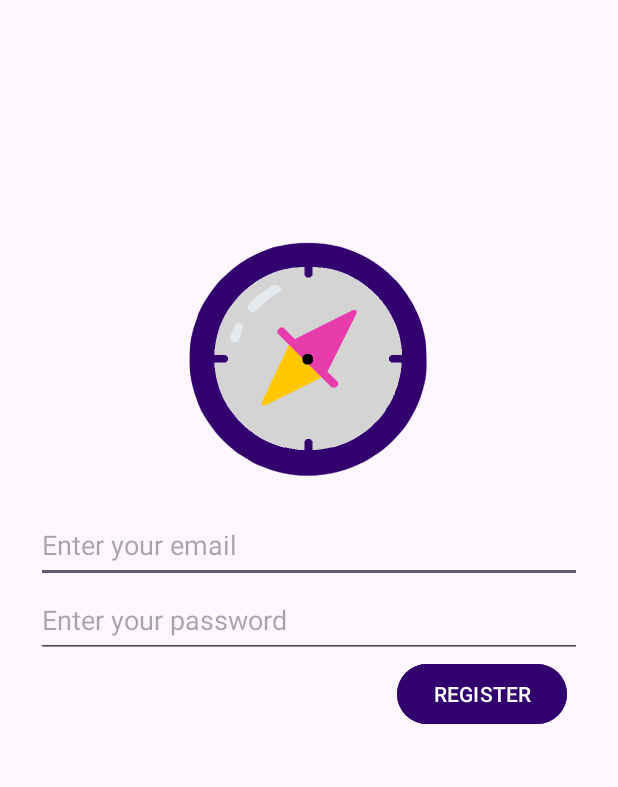
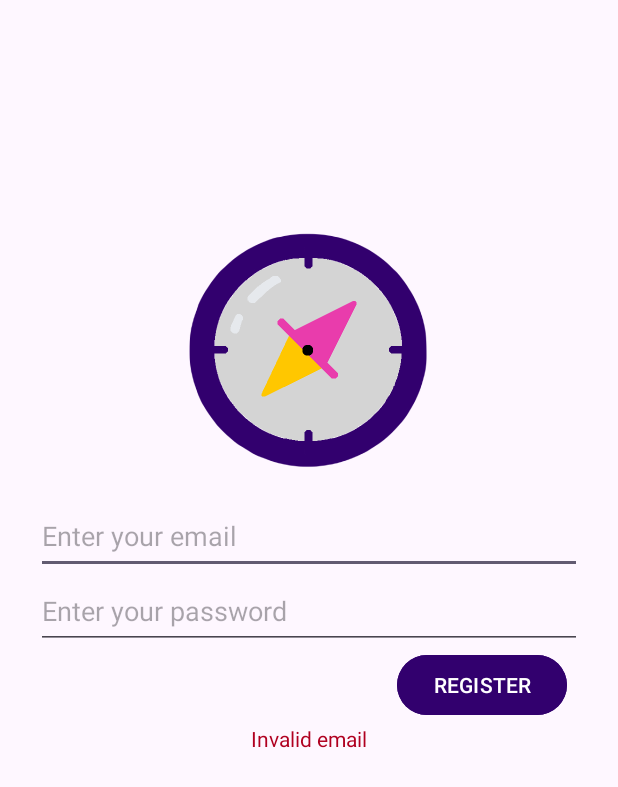
Before and after one commit to jahn-junior/css-compass, an Android app: the fragment RegisterFragment shown on its own in the app's theme, after a tap on "REGISTER", on a phone screen of 412 x 824 dp. Shown: the top 787 px of the screen. Run offline under Robolectric (Android 15) with nearby library versions, the light colour scheme and no system bars; our stand-ins replace Volley.

Commit message:
Added the email and password verification and made loginViewModel and registerViewModel

```diff
--- a/app/src/main/AndroidManifest.xml
+++ b/app/src/main/AndroidManifest.xml
@@ -37,7 +37,7 @@
             </intent-filter>
             -->
         <activity
-            android:name=".LoginActivity"
+            android:name=".authentication.LoginActivity"
             android:exported="true" >
             <intent-filter>
                 <action android:name="android.intent.action.MAIN" />
--- a/app/src/main/java/edu/tacoma/uw/csscompass/MainActivity.java
+++ b/app/src/main/java/edu/tacoma/uw/csscompass/MainActivity.java
@@ -3,15 +3,15 @@ package edu.tacoma.uw.csscompass;
 import android.content.Context;
 import android.content.Intent;
 import android.content.SharedPreferences;
-import android.net.Uri;
 import android.os.Bundle;
-import android.util.Log;
 
 import androidx.activity.EdgeToEdge;
 import androidx.appcompat.app.AppCompatActivity;
 import androidx.core.graphics.Insets;
 import androidx.core.view.ViewCompat;
 import androidx.core.view.WindowInsetsCompat;
+
+import edu.tacoma.uw.csscompass.authentication.LoginActivity;
 
 public class MainActivity extends AppCompatActivity {
 
--- a/app/src/main/java/edu/tacoma/uw/csscompass/LoginActivity.java
+++ b/app/src/main/java/edu/tacoma/uw/csscompass/authentication/LoginActivity.java
@@ -1,4 +1,4 @@
-package edu.tacoma.uw.csscompass;
+package edu.tacoma.uw.csscompass.authentication;
 
 import android.content.Context;
 import android.content.Intent;
@@ -11,6 +11,9 @@ import androidx.appcompat.app.AppCompatActivity;
 import androidx.core.graphics.Insets;
 import androidx.core.view.ViewCompat;
 import androidx.core.view.WindowInsetsCompat;
+
+import edu.tacoma.uw.csscompass.MainActivity;
+import edu.tacoma.uw.csscompass.R;
 
 public class LoginActivity extends AppCompatActivity {
 
--- a/app/src/main/java/edu/tacoma/uw/csscompass/RegisterViewModel.java
+++ b/app/src/main/java/edu/tacoma/uw/csscompass/authentication/LoginViewModel.java
@@ -1,4 +1,4 @@
-package edu.tacoma.uw.csscompass;
+package edu.tacoma.uw.csscompass.authentication;
 
 import android.app.Application;
 import android.util.Log;
@@ -21,12 +21,12 @@ import org.json.JSONObject;
 import java.nio.charset.Charset;
 import java.util.Objects;
 
-public class RegisterViewModel extends AndroidViewModel {
+public class LoginViewModel extends AndroidViewModel {
 
     private MutableLiveData<JSONObject> mResponse;
 
     // Sets the response JSON
-    public RegisterViewModel(@NonNull Application application) {
+    public LoginViewModel(@NonNull Application application) {
         super(application);
         mResponse = new MutableLiveData<>();
         mResponse.setValue(new JSONObject());
@@ -61,13 +61,13 @@ public class RegisterViewModel extends AndroidViewModel {
         }
     }
 
-    // Adds the user to the database
-    public void addUser(String email, String pwd) {
-        String url = "https://students.washington.edu/djruiz49/db_css_compass/register_user.php";
+    // This autenticates the user using the passed email and password.
+    public void authenticateUser(Account account) {
+        String url = "https://students.washington.edu/djruiz49/db_css_compass/login.php"; // The location of the php file in the database
         JSONObject body = new JSONObject();
         try {
-            body.put("email", email);
-            body.put("password", pwd);
+            body.put("email", account.getEmail());
+            body.put("password", account.getPassword());
         } catch (JSONException e) {
             e.printStackTrace();
         }
@@ -88,4 +88,5 @@ public class RegisterViewModel extends AndroidViewModel {
         Volley.newRequestQueue(getApplication().getApplicationContext())
                 .add(request);
     }
+
 }
--- a/app/src/main/java/edu/tacoma/uw/csscompass/RegisterFragment.java
+++ b/app/src/main/java/edu/tacoma/uw/csscompass/authentication/RegisterFragment.java
@@ -1,4 +1,4 @@
-package edu.tacoma.uw.csscompass;
+package edu.tacoma.uw.csscompass.authentication;
 
 import static android.content.ContentValues.TAG;
 
@@ -13,6 +13,7 @@ import androidx.annotation.NonNull;
 import androidx.annotation.Nullable;
 import androidx.fragment.app.Fragment;
 import androidx.lifecycle.ViewModelProvider;
+import androidx.navigation.Navigation;
 
 import org.json.JSONException;
 import org.json.JSONObject;
@@ -61,8 +62,18 @@ public class RegisterFragment extends Fragment {
     public void register() {
         String email = String.valueOf(mBinding.emailRegisterBox.getText());
         String pwd = String.valueOf(mBinding.pwdRegisterBox.getText());
+        Account account;
+
+        try {
+            account = new Account(email, pwd);
+        } catch(IllegalArgumentException ie) {
+            Log.e(TAG, ie.getMessage());
+            Toast.makeText(getContext(), ie.getMessage(), Toast.LENGTH_LONG).show();
+            mBinding.textError.setText(ie.getMessage());
+            return;
+        }
         Log.i(TAG, email);
-        mRegisterViewModel.addUser(email,pwd);
+        mRegisterViewModel.addUser(account);
     }
 
     // Checks if we got a response, if the response we got is an error, and if there is
@@ -71,14 +82,18 @@ public class RegisterFragment extends Fragment {
         if (response.length() > 0) {
             if (response.has("error")) {
                 try {
-                    Toast.makeText(this.getContext(),
-                            "Error Adding User: " +
-                                    response.get("error"), Toast.LENGTH_LONG).show();
+                    String errorMess = "Error Adding User: " + response.get("error");
+                    Toast.makeText(this.getContext(), errorMess, Toast.LENGTH_LONG).show();
+                    mBinding.textError.setText(errorMess);
                 } catch (JSONException e) {
-                    Log.e("JSON Parse Error", e.getMessage());
+                    String errorMess = "Error Adding User: " + e.getMessage();
+                    Log.e("JSON Parse Error", errorMess);
+                    //Toast.makeText(this.getContext(), errorMess, Toast.LENGTH_LONG).show();
+                    mBinding.textError.setText(errorMess);
                 }
             } else {
                 Toast.makeText(this.getContext(),"User added", Toast.LENGTH_LONG).show();
+                Navigation.findNavController(getView()).popBackStack();
             }
         } else {
             Log.d("JSON Response", "No Response");
--- a/app/src/main/res/layout/fragment_register.xml
+++ b/app/src/main/res/layout/fragment_register.xml
@@ -5,7 +5,7 @@
     android:id="@+id/register"
     android:layout_width="match_parent"
     android:layout_height="match_parent"
-    tools:context=".RegisterFragment">
+    tools:context=".authentication.RegisterFragment">
 
     <LinearLayout
         android:id="@+id/register_text_layout"
@@ -60,6 +60,14 @@
                 android:text="@string/register_text"
                 android:textAlignment="center" />
         </LinearLayout>
+
+        <TextView
+            android:layout_width="wrap_content"
+            android:layout_height="wrap_content"
+            android:id="@+id/textError"
+            android:layout_gravity="center_horizontal"
+            android:textColor="@color/design_default_color_error" />
+
     </LinearLayout>
 
 </androidx.constraintlayout.widget.ConstraintLayout>
--- a/app/src/main/res/navigation/nav_graph.xml
+++ b/app/src/main/res/navigation/nav_graph.xml
@@ -7,12 +7,12 @@
 
     <fragment
         android:id="@+id/registerFragment"
-        android:name="edu.tacoma.uw.csscompass.RegisterFragment"
+        android:name="edu.tacoma.uw.csscompass.authentication.RegisterFragment"
         android:label="fragment_register"
         tools:layout="@layout/fragment_register" />
     <fragment
         android:id="@+id/loginFragment"
-        android:name="edu.tacoma.uw.csscompass.LoginFragment"
+        android:name="edu.tacoma.uw.csscompass.authentication.LoginFragment"
         android:label="fragment_login"
         tools:layout="@layout/fragment_login" >
         <action
```
Also changed, not shown: app/src/main/java/edu/tacoma/uw/csscompass/authentication/Account.java (added, +88 -0 lines), app/src/main/java/edu/tacoma/uw/csscompass/authentication/LoginFragment.java (renamed from app/src/main/java/edu/tacoma/uw/csscompass/LoginFragment.java, +16 -3 lines), app/src/main/java/edu/tacoma/uw/csscompass/authentication/RegisterViewModel.java (renamed from app/src/main/java/edu/tacoma/uw/csscompass/LoginViewModel.java, +8 -9 lines), app/src/main/res/layout/fragment_login.xml (+9 -1 lines).
